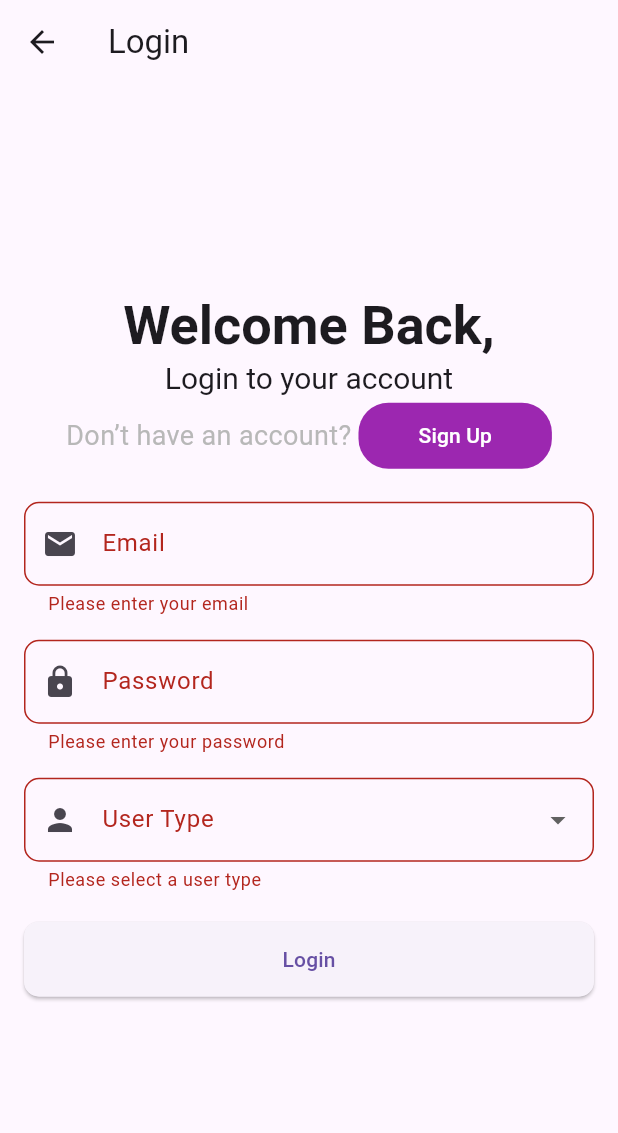
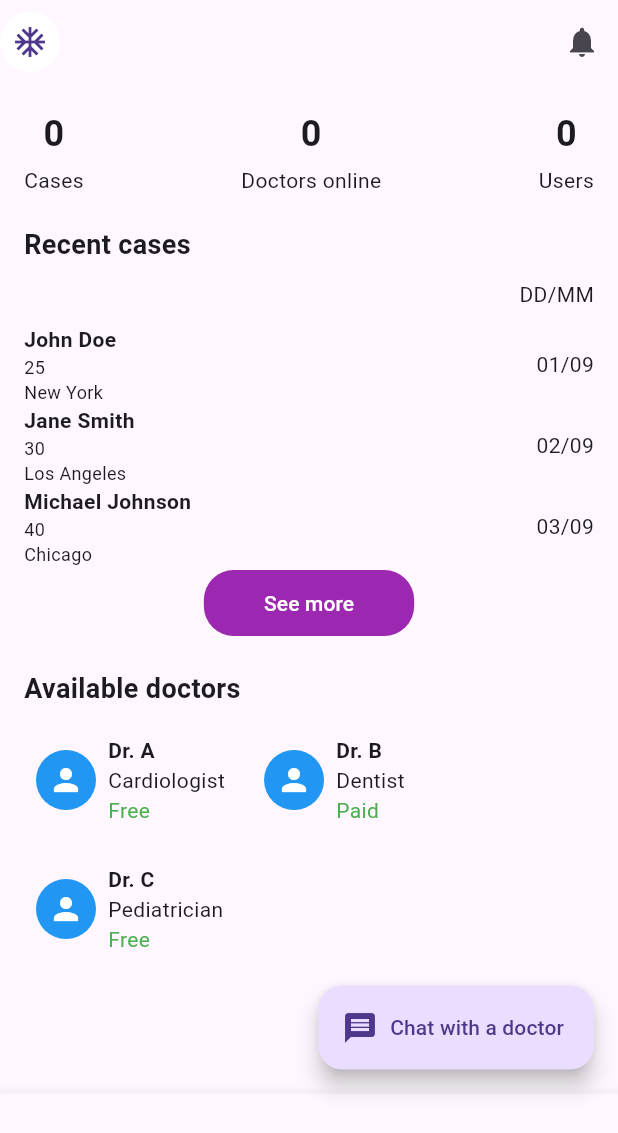
Before and after one commit to Projectsrunit/MarketDoctors, a Flutter app: the LoginPage screen opened directly, after a tap on "Login", on a phone screen of 412 x 824 dp. Shown: the top 1133 px of the screen. Run offline on Flutter 3.47's test engine with Material 3 defaults, Android fonts, the phone set to English and light mode, and no system bars; network calls fail.

Commit message:
chew home beginner

```diff
--- /dev/null
+++ b/lib/pages/chew_home.dart
@@ -0,0 +1,202 @@
+import 'package:flutter/material.dart';
+
+class ChewHome extends StatefulWidget {
+  @override
+  _ChewHomeState createState() => _ChewHomeState();
+}
+
+class _ChewHomeState extends State<ChewHome> {
+  int cases = 0;
+  int doctorsOnline = 0;
+  int users = 0;
+  bool showMore = false;
+  PageController _pageController = PageController();
+
+  @override
+  Widget build(BuildContext context) {
+    return Scaffold(
+      appBar: AppBar(
+        leading: Row(
+          mainAxisSize: MainAxisSize.min, // Prevents Row from expanding
+          children: [
+            CircleAvatar(
+              backgroundColor: Colors.white,
+              child: Icon(Icons.ac_unit),
+            ),
+            SizedBox(width: 8),
+            Flexible(
+              child: Text(
+                "CHEW",
+                overflow: TextOverflow.ellipsis, // Handles overflow
+              ),
+            ),
+          ],
+        ),
+        actions: [
+          IconButton(
+            icon: Icon(Icons.notifications),
+            onPressed: () {},
+          ),
+        ],
+      ),
+      body: PageView(
+        controller: _pageController,
+        children: [
+          Padding(
+            padding: const EdgeInsets.all(16.0),
+            child: SingleChildScrollView(
+              child: Column(
+                crossAxisAlignment: CrossAxisAlignment.start,
+                children: [
+                  Row(
+                    mainAxisAlignment: MainAxisAlignment.spaceBetween,
+                    children: [
+                      _buildStatItem("Cases", cases),
+                      _buildStatItem("Doctors online", doctorsOnline),
+                      _buildStatItem("Users", users),
+                    ],
+                  ),
+                  SizedBox(height: 20),
+                  Text(
+                    "Recent cases",
+                    style: TextStyle(fontSize: 18, fontWeight: FontWeight.bold),
+                  ),
+                  SizedBox(height: 10),
+                  Row(
+                    mainAxisAlignment: MainAxisAlignment.spaceBetween,
+                    children: [
+                      SizedBox(),
+                      Text("DD/MM"),
+                    ],
+                  ),
+                  SizedBox(height: 10),
+                  Column(
+                    children: [
+                      _buildCaseItem("John Doe", "25", "New York", "01/09"),
+                      _buildCaseItem(
+                          "Jane Smith", "30", "Los Angeles", "02/09"),
+                      _buildCaseItem(
+                          "Michael Johnson", "40", "Chicago", "03/09"),
+                      if (showMore) ...[
+                        _buildCaseItem("Alice Brown", "35", "Miami", "04/09"),
+                        _buildCaseItem(
+                            "Robert Davis", "28", "Houston", "05/09"),
+                      ],
+                      TextButton(
+                        onPressed: () {
+                          setState(() {
+                            showMore = !showMore;
+                          });
+                        },
+                        child: Text(showMore ? "Show less" : "See more"),
+                      ),
+                    ],
+                  ),
+                  SizedBox(height: 20),
+                  Text(
+                    "Available doctors",
+                    style: TextStyle(fontSize: 18, fontWeight: FontWeight.bold),
+                  ),
+                  SizedBox(height: 10),
+                  Wrap(
+                    spacing: 10,
+                    runSpacing: 10,
+                    children: [
+                      _buildDoctorItem("Dr. A", "Cardiologist", "Free"),
+                      _buildDoctorItem("Dr. B", "Dentist", "Paid"),
+                      _buildDoctorItem("Dr. C", "Pediatrician", "Free"),
+                    ],
+                  ),
+                ],
+              ),
+            ),
+          )
+        ],
+      ),
+      floatingActionButton: FloatingActionButton.extended(
+        onPressed: () {},
+        label: Text("Chat with a doctor"),
+        icon: Icon(Icons.message),
+      ),
+      bottomNavigationBar: BottomNavigationBar(
+        items: [
+          BottomNavigationBarItem(icon: Icon(Icons.home), label: "Home"),
+          BottomNavigationBarItem(icon: Icon(Icons.business), label: "Cases"),
+          BottomNavigationBarItem(
+            icon: Container(
+              height: 60,
+              child: Icon(Icons.arrow_upward),
+            ),
+            label: "",
+          ),
+          BottomNavigationBarItem(
+              icon: Icon(Icons.credit_card), label: "Payment"),
+          BottomNavigationBarItem(icon: Icon(Icons.person), label: "Profile"),
+        ],
+        currentIndex: 0,
+        onTap: (index) {
+          _pageController.jumpToPage(index);
+        },
+        backgroundColor: Colors.blueGrey,
+      ),
+    );
+  }
+
+  Widget _buildStatItem(String label, int value) {
+    return Column(
+      children: [
+        Text(
+          "$value",
+          style: TextStyle(fontSize: 24, fontWeight: FontWeight.bold),
+        ),
+        SizedBox(height: 4),
+        Text(label),
+      ],
+    );
+  }
+
+  Widget _buildCaseItem(String name, String age, String location, String date) {
+    return Row(
+      mainAxisAlignment: MainAxisAlignment.spaceBetween,
+      children: [
+        Column(
+          crossAxisAlignment: CrossAxisAlignment.start,
+          children: [
+            Text(name, style: TextStyle(fontWeight: FontWeight.bold)),
+            Text(age, style: TextStyle(fontSize: 12)),
+            Text(location, style: TextStyle(fontSize: 12)),
+          ],
+        ),
+        Text(date),
+      ],
+    );
+  }
+
+  Widget _buildDoctorItem(String name, String specialization, String status) {
+    return IntrinsicWidth(
+      child: Container(
+        padding: EdgeInsets.all(8),
+        child: Row(
+          crossAxisAlignment: CrossAxisAlignment.center,
+          children: [
+            CircleAvatar(
+              backgroundColor: Colors.blue,
+              child: Icon(Icons.person, color: Colors.white),
+            ),
+            SizedBox(width: 8),
+            Expanded(
+              child: Column(
+                crossAxisAlignment: CrossAxisAlignment.start,
+                children: [
+                  Text(name, style: TextStyle(fontWeight: FontWeight.bold)),
+                  Text(specialization),
+                  Text(status, style: TextStyle(color: Colors.green)),
+                ],
+              ),
+            ),
+          ],
+        ),
+      ),
+    );
+  }
+}
--- a/lib/pages/login_page.dart
+++ b/lib/pages/login_page.dart
@@ -1,6 +1,7 @@
 // login_page.dart
 import 'package:flutter/material.dart';
 import 'package:market_doctor/pages/signup_page.dart';
+import 'package:market_doctor/pages/chew_home.dart';
 
 class LoginPage extends StatefulWidget {
   const LoginPage({super.key});
@@ -150,22 +151,27 @@ class _LoginPageState extends State<LoginPage> {
                       const SizedBox(height: 20),
                       ElevatedButton(
                         onPressed: () {
-                          if (_formKey.currentState?.validate() ?? false) {
-                            // Handle the login logic
-                            ScaffoldMessenger.of(context).showSnackBar(
-                              const SnackBar(
-                                content: Text('Logging in...'),
-                              ),
-                            );
-                          }
+                          // if (_formKey.currentState?.validate() ?? false) {
+                          //   // Handle the login logic
+                          //   ScaffoldMessenger.of(context).showSnackBar(
+                          //     const SnackBar(
+                          //       content: Text('Logging in...'),
+                          //     ),
+                          //   );
+                          // }
+                          // Navigate to ChewHome
+                          Navigator.push(
+                            context,
+                            MaterialPageRoute(builder: (context) => ChewHome()),
+                          );
                         },
-                        child: const Text('Login'),
                         style: ElevatedButton.styleFrom(
                           minimumSize: const Size(double.infinity, 50),
                           shape: RoundedRectangleBorder(
                             borderRadius: BorderRadius.circular(10),
                           ),
                         ),
+                        child: const Text('Login'),
                       ),
                       const SizedBox(height: 20),
                       // Sign-Up Text and Link
```
